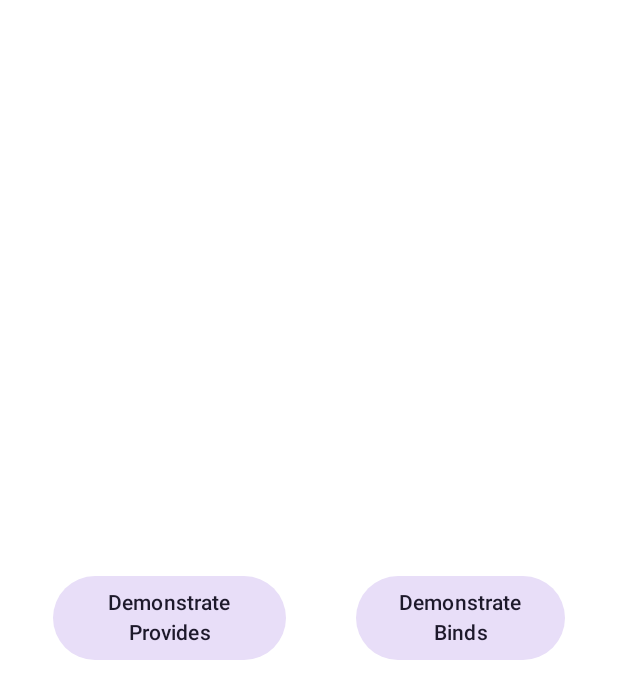
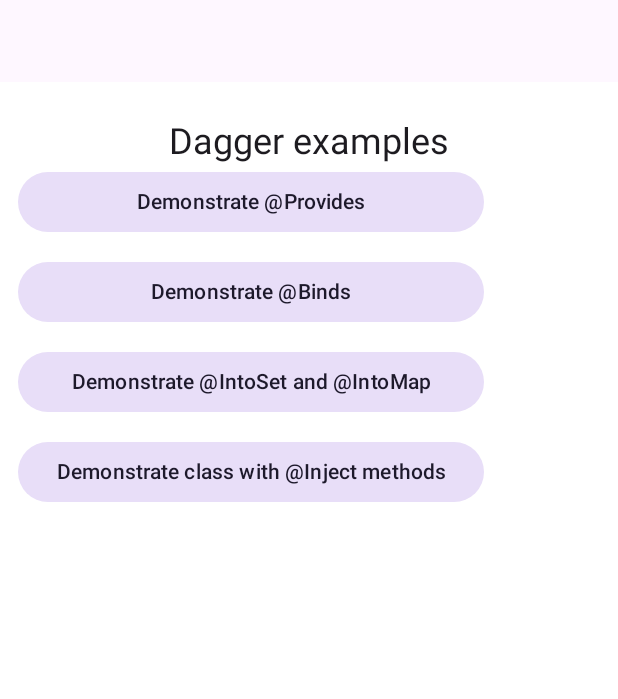
Before and after one commit to piterrus0102/Dagger2Trainee, an Android app built with Jetpack Compose: the screen it shows after launch (MainActivity), on a phone screen of 412 x 824 dp. Shown: the top 699 px of the screen. Run offline under Robolectric (Android 15) with nearby library versions, the phone set to English and light mode, and no system bars.

Commit message:
- all functions separated into appropriate screens for better demonstrating - added TopNavBar for navigating between screens

```diff
--- /dev/null
+++ b/app/src/main/java/com/piterrus/dagger2/navigation/NavHostScreen.kt
@@ -0,0 +1,82 @@
+package com.piterrus.dagger2.navigation
+
+import androidx.compose.runtime.Composable
+import androidx.compose.ui.platform.LocalContext
+import androidx.compose.ui.res.stringResource
+import androidx.navigation.NavController
+import androidx.navigation.NavHostController
+import androidx.navigation.compose.NavHost
+import androidx.navigation.compose.composable
+import com.piterrus.dagger2.R
+import com.piterrus.dagger2.presentation.activity.MainActivityIntent
+import com.piterrus.dagger2.presentation.activity.MainActivityView
+import com.piterrus.dagger2.presentation.binds_screen.ui.BindsScreen
+import com.piterrus.dagger2.presentation.inject_method_screen.ui.InjectMethodScreen
+import com.piterrus.dagger2.presentation.into_set_and_into_map_screen.ui.IntoSetAndIntoMapScreen
+import com.piterrus.dagger2.presentation.provides_screen.ui.ProvidesScreen
+
+@Composable
+fun NavHostScreen(
+    navController: NavHostController,
+    onChangeTitle: (String) -> Unit
+) {
+    val context = LocalContext.current
+    NavHost(
+        navController = navController,
+        startDestination = Screens.MainActivity.route) {
+        composable(
+            route = Screens.MainActivity.route
+        ) {
+            MainActivityView(
+                onIntent = {
+
+                    when (it) {
+                        MainActivityIntent.OnProvidesClick -> {
+                            onChangeTitle.invoke(context.getString(R.string.provides))
+                            navController.navigate(Screens.ProvidesScreen.route)
+                        }
+
+                        MainActivityIntent.OnBindsClick -> {
+                            onChangeTitle.invoke(context.getString(R.string.binds))
+                            navController.navigate(Screens.BindsScreen.route)
+                        }
+
+                        MainActivityIntent.OnIntoSetAndIntoMapClick -> {
+                            onChangeTitle.invoke(context.getString(R.string.into_set_and_into_map))
+                            navController.navigate(Screens.IntoSetAndIntoMaScreen.route)
+                        }
+
+                        MainActivityIntent.OnInjectMethodClick -> {
+                            onChangeTitle.invoke(context.getString(R.string.class_with_inject_methods))
+                            navController.navigate(Screens.InjectMethodScreen.route)
+                        }
+                    }
+                }
+            )
+        }
+
+        composable(
+            route = Screens.ProvidesScreen.route
+        ) {
+            ProvidesScreen()
+        }
+
+        composable(
+            route = Screens.BindsScreen.route
+        ) {
+            BindsScreen()
+        }
+
+        composable(
+            route = Screens.IntoSetAndIntoMaScreen.route
+        ) {
+            IntoSetAndIntoMapScreen()
+        }
+
+        composable(
+            route = Screens.InjectMethodScreen.route
+        ) {
+            InjectMethodScreen()
+        }
+    }
+}
--- a/app/src/main/java/com/piterrus/dagger2/navigation/Screens.kt
+++ b/app/src/main/java/com/piterrus/dagger2/navigation/Screens.kt
@@ -3,5 +3,7 @@ package com.piterrus.dagger2.navigation
 enum class Screens(val route: String) {
     MainActivity("MainActivity"),
     ProvidesScreen("ProvidesScreen"),
-    BindsScreen("BindsScreen")
+    BindsScreen("BindsScreen"),
+    IntoSetAndIntoMaScreen("IntoSetAndIntoMaScreen"),
+    InjectMethodScreen("InjectMethodScreen")
 }
--- a/app/src/main/java/com/piterrus/dagger2/presentation/activity/MainActivity.kt
+++ b/app/src/main/java/com/piterrus/dagger2/presentation/activity/MainActivity.kt
@@ -4,19 +4,18 @@ import android.os.Bundle
 import androidx.activity.ComponentActivity
 import androidx.activity.compose.setContent
 import androidx.compose.foundation.layout.fillMaxSize
+import androidx.compose.foundation.layout.padding
 import androidx.compose.material3.MaterialTheme
+import androidx.compose.material3.Scaffold
 import androidx.compose.material3.Surface
-import androidx.compose.runtime.LaunchedEffect
-import androidx.compose.runtime.collectAsState
+import androidx.compose.runtime.getValue
+import androidx.compose.runtime.mutableStateOf
 import androidx.compose.runtime.remember
+import androidx.compose.runtime.setValue
 import androidx.compose.ui.Modifier
-import androidx.navigation.compose.NavHost
-import androidx.navigation.compose.composable
 import androidx.navigation.compose.rememberNavController
-import com.piterrus.dagger2.App
-import com.piterrus.dagger2.navigation.Screens
-import com.piterrus.dagger2.presentation.binds_screen.ui.BindsScreen
-import com.piterrus.dagger2.presentation.provides_screen.ui.ProvidesScreen
+import com.piterrus.dagger2.navigation.NavHostScreen
+import com.piterrus.dagger2.ui.components.TopNavBar
 import com.piterrus.dagger2.ui.theme.Dagger2TraineeTheme
 
 class MainActivity : ComponentActivity() {
@@ -25,44 +24,54 @@ class MainActivity : ComponentActivity() {
         super.onCreate(savedInstanceState)
         setContent {
             val navController = rememberNavController()
+            var topNavBarTitle by remember { mutableStateOf("") }
+            val navBackLambda = remember { mutableStateOf<(() -> Unit)?>(null) }
+            navController.addOnDestinationChangedListener { controller, _, _ ->
+                if (controller.previousBackStackEntry != null) {
+                    navBackLambda.value = {
+                        navController.popBackStack()
+                    }
+                } else {
+                    topNavBarTitle = ""
+                    navBackLambda.value = null
+                }
+
+            }
             Dagger2TraineeTheme {
-                Surface(
-                    modifier = Modifier.fillMaxSize(),
-                    color = MaterialTheme.colorScheme.background
-                ) {
-                    NavHost(
-                        navController = navController,
-                        startDestination = Screens.MainActivity.route) {
-                        composable(
-                            route = Screens.MainActivity.route
+                Scaffold(
+                    topBar = {
+                        TopNavBar(
+                            title = topNavBarTitle,
+                            onBackButtonClicked = navBackLambda.value,
+                            onNextButtonClicked = null
+                        )
+                    },
+                    content = { padding ->
+                        Surface(
+                            modifier = Modifier
+                                .fillMaxSize()
+                                .padding(padding)
+                            ,
+                            color = MaterialTheme.colorScheme.background
                         ) {
-                            MainActivityView(
-                                onIntent = {
-                                    when (it) {
-                                        MainActivityIntent.OnProvidesClick -> {
-                                           navController.navigate(Screens.ProvidesScreen.route)
-                                        }
-
-                                        MainActivityIntent.OnBindsClick -> {
-                                            navController.navigate(Screens.BindsScreen.route)
-                                        }
-                                    }
+                            NavHostScreen(
+                                navController = navController,
+                                onChangeTitle = {
+                                    topNavBarTitle = it
                                 }
                             )
                         }
-                        composable(
-                            route = Screens.ProvidesScreen.route
-                        ) {
-                            ProvidesScreen()
-                        }
-                        composable(
-                            route = Screens.BindsScreen.route
-                        ) {
-                            BindsScreen()
-                        }
                     }
-                }
+                )
             }
         }
     }
+
+    private fun getLambda(title: String): (() -> Unit)? {
+        return if (title.isEmpty()) {
+            null
+        } else {
+            ::initializeViewTreeOwners
+        }
+    }
 }
--- a/app/src/main/java/com/piterrus/dagger2/presentation/activity/MainActivityIntent.kt
+++ b/app/src/main/java/com/piterrus/dagger2/presentation/activity/MainActivityIntent.kt
@@ -5,4 +5,8 @@ sealed class MainActivityIntent {
     data object OnProvidesClick : MainActivityIntent()
 
     data object OnBindsClick : MainActivityIntent()
+
+    data object OnIntoSetAndIntoMapClick : MainActivityIntent()
+
+    data object OnInjectMethodClick : MainActivityIntent()
 }
--- a/app/src/main/java/com/piterrus/dagger2/presentation/activity/MainActivityView.kt
+++ b/app/src/main/java/com/piterrus/dagger2/presentation/activity/MainActivityView.kt
@@ -2,11 +2,11 @@ package com.piterrus.dagger2.presentation.activity
 
 import androidx.compose.foundation.layout.Arrangement
 import androidx.compose.foundation.layout.Column
-import androidx.compose.foundation.layout.Row
 import androidx.compose.foundation.layout.fillMaxSize
 import androidx.compose.foundation.layout.fillMaxWidth
 import androidx.compose.foundation.layout.padding
 import androidx.compose.material3.FilledTonalButton
+import androidx.compose.material3.MaterialTheme
 import androidx.compose.material3.Text
 import androidx.compose.runtime.Composable
 import androidx.compose.ui.Alignment
@@ -26,19 +26,24 @@ fun MainActivityView(
     Column(
         modifier = Modifier
             .fillMaxSize()
-            .padding(horizontal = 12.dp)
+            .padding(
+                horizontal = 12.dp,
+                vertical = 24.dp
+            )
         ,
         horizontalAlignment = Alignment.CenterHorizontally,
-        verticalArrangement = Arrangement.Center
     ) {
-        Row(
-            modifier = Modifier
-                .fillMaxWidth(),
-            verticalAlignment = Alignment.CenterVertically,
-            horizontalArrangement = Arrangement.SpaceAround
+        Text(
+            text = stringResource(id = R.string.dagger_examples),
+            style = MaterialTheme.typography.headlineSmall
+        )
+        Column(
+            modifier = Modifier.fillMaxSize(),
+            horizontalAlignment = Alignment.Start,
+            verticalArrangement = Arrangement.spacedBy(12.dp)
         ) {
             FilledTonalButton(
-                modifier = Modifier.fillMaxWidth(.4F),
+                modifier = Modifier.fillMaxWidth(0.8F),
                 onClick = {
                     onIntent.invoke(MainActivityIntent.OnProvidesClick)
                 },
@@ -51,13 +56,39 @@ fun MainActivityView(
             )
 
             FilledTonalButton(
-                modifier = Modifier.fillMaxWidth(.6F),
+                modifier = Modifier.fillMaxWidth(0.8F),
                 onClick = {
                     onIntent.invoke(MainActivityIntent.OnBindsClick)
                 },
                 content = {
                     Text(
                         text = stringResource(id = R.string.binds),
+                        textAlign = TextAlign.Center
+                    )
+                }
+            )
+
+            FilledTonalButton(
+                modifier = Modifier.fillMaxWidth(0.8F),
+                onClick = {
+                    onIntent.invoke(MainActivityIntent.OnIntoSetAndIntoMapClick)
+                },
+                content = {
+                    Text(
+                        text = stringResource(id = R.string.into_set_and_into_map),
+                        textAlign = TextAlign.Center
+                    )
+                }
+            )
+
+            FilledTonalButton(
+                modifier = Modifier.fillMaxWidth(0.8F),
+                onClick = {
+                    onIntent.invoke(MainActivityIntent.OnInjectMethodClick)
+                },
+                content = {
+                    Text(
+                        text = stringResource(id = R.string.class_with_inject_methods),
                         textAlign = TextAlign.Center
                     )
                 }
--- /dev/null
+++ b/app/src/main/java/com/piterrus/dagger2/ui/components/TopNavBar.kt
@@ -0,0 +1,121 @@
+package com.piterrus.dagger2.ui.components
+
+import android.content.res.Configuration
+import androidx.compose.foundation.Image
+import androidx.compose.foundation.layout.Arrangement
+import androidx.compose.foundation.layout.Box
+import androidx.compose.foundation.layout.Column
+import androidx.compose.foundation.layout.Row
+import androidx.compose.foundation.layout.Spacer
+import androidx.compose.foundation.layout.fillMaxSize
+import androidx.compose.foundation.layout.fillMaxWidth
+import androidx.compose.foundation.layout.padding
+import androidx.compose.material3.IconButton
+import androidx.compose.material3.MaterialTheme
+import androidx.compose.material3.Surface
+import androidx.compose.material3.Text
+import androidx.compose.runtime.Composable
+import androidx.compose.ui.Alignment
+import androidx.compose.ui.Modifier
+import androidx.compose.ui.graphics.ColorFilter
+import androidx.compose.ui.res.painterResource
+import androidx.compose.ui.tooling.preview.Preview
+import androidx.compose.ui.unit.dp
+import com.piterrus.dagger2.R
+import com.piterrus.dagger2.ui.theme.Dagger2TraineeTheme
+
+@Composable
+fun TopNavBar(
+    modifier: Modifier = Modifier,
+    title: String,
+    onBackButtonClicked: (() -> Unit)?,
+    onNextButtonClicked: (() -> Unit)?
+) {
+    Surface {
+        Box(
+            modifier = Modifier.fillMaxWidth(),
+            contentAlignment = Alignment.Center
+        ) {
+            Column(
+                modifier = modifier.fillMaxWidth(),
+                horizontalAlignment = Alignment.CenterHorizontally,
+                verticalArrangement = Arrangement.Center
+            ) {
+
+                Text(
+                    modifier = Modifier.padding(vertical = 15.dp),
+                    text = title,
+                    style = MaterialTheme.typography.titleMedium
+
+                )
+            }
+
+            Row(
+                modifier = modifier.fillMaxWidth(),
+                verticalAlignment = Alignment.CenterVertically,
+                horizontalArrangement = Arrangement.SpaceBetween
+            ) {
+                onBackButtonClicked?.let {
+                    IconButton(
+                        onClick = {
+                            onBackButtonClicked.invoke()
+                        },
+                        content = {
+                            Image(
+                                painter = painterResource(id = R.drawable.ic_16_arrow_left),
+                                contentDescription = null,
+
+                                colorFilter = ColorFilter.tint(color = MaterialTheme.colorScheme.onSurface)
+                            )
+                        }
+                    )
+                }
+                onNextButtonClicked?.let {
+                    Spacer(modifier = Modifier.weight(1F))
+                    IconButton(
+                        onClick = {
+                            onNextButtonClicked.invoke()
+                        },
+                        content = {
+                            Image(
+                                painter = painterResource(id = R.drawable.ic_16_arrow_right),
+                                contentDescription = null,
+                                colorFilter = ColorFilter.tint(color = MaterialTheme.colorScheme.onSurface)
+                            )
+                        }
+                    )
+                }
+
+            }
+        }
+
+    }
+}
+
+@Preview(
+    showSystemUi = true,
+    uiMode = Configuration.UI_MODE_NIGHT_YES,
+    name = "DefaultPreviewDark"
+)
+@Preview(
+    showSystemUi = true,
+    uiMode = Configuration.UI_MODE_NIGHT_NO,
+    name = "DefaultPreviewLight"
+)
+@Composable
+fun TopNavBar_Preview1() {
+    Dagger2TraineeTheme {
+        Column(
+            verticalArrangement = Arrangement.Top,
+            horizontalAlignment = Alignment.CenterHorizontally,
+            modifier = Modifier.fillMaxSize()
+
+        ) {
+            TopNavBar(
+                title = "Buttons",
+                onBackButtonClicked = {},
+                onNextButtonClicked = {}
+            )
+        }
+    }
+}
--- /dev/null
+++ b/app/src/main/res/drawable/ic_16_arrow_left.xml
@@ -0,0 +1,10 @@
+<vector xmlns:android="http://schemas.android.com/apk/res/android"
+    android:width="16dp"
+    android:height="16dp"
+    android:viewportWidth="16"
+    android:viewportHeight="16">
+  <path
+      android:pathData="M12.707,0.293C13.098,0.683 13.098,1.317 12.707,1.707L6.414,8L12.707,14.293C13.098,14.683 13.098,15.317 12.707,15.707C12.317,16.098 11.683,16.098 11.293,15.707L4.293,8.707C3.902,8.317 3.902,7.683 4.293,7.293L11.293,0.293C11.683,-0.098 12.317,-0.098 12.707,0.293Z"
+      android:fillColor="#242424"
+      android:fillType="evenOdd"/>
+</vector>
--- /dev/null
+++ b/app/src/main/res/drawable/ic_16_arrow_right.xml
@@ -0,0 +1,10 @@
+<vector xmlns:android="http://schemas.android.com/apk/res/android"
+    android:width="16dp"
+    android:height="16dp"
+    android:viewportWidth="16"
+    android:viewportHeight="16">
+  <path
+      android:pathData="M3.293,0.293C2.902,0.683 2.902,1.317 3.293,1.707L9.586,8L3.293,14.293C2.902,14.683 2.902,15.317 3.293,15.707C3.683,16.098 4.317,16.098 4.707,15.707L11.707,8.707C12.098,8.317 12.098,7.683 11.707,7.293L4.707,0.293C4.317,-0.098 3.683,-0.098 3.293,0.293Z"
+      android:fillColor="#242424"
+      android:fillType="evenOdd"/>
+</vector>
--- a/app/src/main/res/values/strings.xml
+++ b/app/src/main/res/values/strings.xml
@@ -1,7 +1,11 @@
 <resources>
     <string name="app_name">Dagger2Trainee</string>
+    <string name="dagger_examples">Dagger examples</string>
+
     <string name="button_text">Push me!</string>
-    <string name="provides">Demonstrate "Provides"</string>
-    <string name="binds">Demonstrate "Binds"</string>
+    <string name="provides">Demonstrate @Provides</string>
+    <string name="binds">Demonstrate @Binds</string>
+    <string name="into_set_and_into_map">Demonstrate @IntoSet and @IntoMap</string>
+    <string name="class_with_inject_methods">Demonstrate class with @Inject methods</string>
 
 </resources>
```
Also changed, not shown: app/src/main/java/com/piterrus/dagger2/presentation/binds_screen/di/BindsScreenComponent.kt (+0 -16 lines), app/src/main/java/com/piterrus/dagger2/presentation/binds_screen/ui/BindsScreen.kt (+0 -9 lines), app/src/main/java/com/piterrus/dagger2/presentation/inject_method_screen/di/InjectMethodComponent.kt (added, +17 -0 lines), app/src/main/java/com/piterrus/dagger2/presentation/inject_method_screen/ui/InjectMethodScreen.kt (added, +24 -0 lines), app/src/main/java/com/piterrus/dagger2/presentation/into_set_and_into_map_screen/IntoSetAndIntoMapScreen.kt (deleted, +0 -8 lines), app/src/main/java/com/piterrus/dagger2/presentation/into_set_and_into_map_screen/di/IntoSetAndIntoMapComponent.kt (added, +21 -0 lines), app/src/main/java/com/piterrus/dagger2/presentation/into_set_and_into_map_screen/ui/IntoSetAndIntoMapScreen.kt (added, +30 -0 lines), app/src/main/java/com/piterrus/dagger2/presentation/provides_screen/di/ProvidesScreenComponent.kt (+0 -16 lines).
